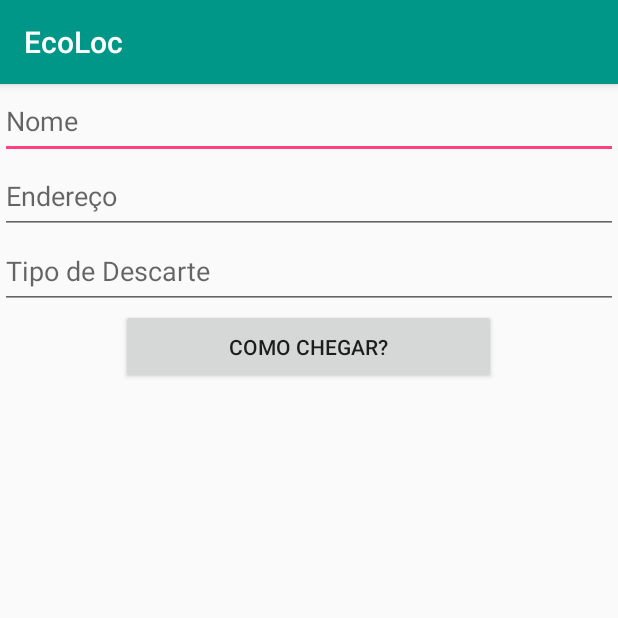
After one commit to FabricaAppU9/EcoLoc, an Android app: the InfoEnderecoActivity screen opened directly, with no data from a screen before it, on a phone screen of 412 x 824 dp, the top half of it. The commit adds this screen. Run offline under Robolectric (Android 15) with nearby library versions, the phone set to English and light mode, and no system bars.

Commit message:
Adicionado Activity de Visualização de dados do ponto

```diff
--- a/app/build.gradle
+++ b/app/build.gradle
@@ -37,6 +37,8 @@ dependencies {
 
 
 
+
+
 configurations.all {
     resolutionStrategy.eachDependency { DependencyResolveDetails details ->
         def requested = details.requested
--- a/app/src/main/AndroidManifest.xml
+++ b/app/src/main/AndroidManifest.xml
@@ -39,6 +39,7 @@
             android:value="AIzaSyC9iV62h0a9pKjUnHg2Fksin4C3a_YpDgs" />
         <!-- Maps -->
 
+        <activity android:name=".InfoEnderecoActivity"></activity>
     </application>
 
 </manifest>
--- /dev/null
+++ b/app/src/main/java/br/com/fabappu9/ecoloc/InfoEnderecoActivity.java
@@ -0,0 +1,36 @@
+package br.com.fabappu9.ecoloc;
+
+import android.content.Intent;
+import android.support.v7.app.AppCompatActivity;
+import android.os.Bundle;
+import android.util.Log;
+import android.widget.EditText;
+
+public class InfoEnderecoActivity extends AppCompatActivity {
+
+
+    private static final String TAG = "InfoEnderecoActivity";
+    EditText endereco;
+
+    @Override
+    protected void onCreate(Bundle savedInstanceState) {
+        super.onCreate(savedInstanceState);
+        setContentView(R.layout.activity_info_endereco);
+
+        Intent intent = getIntent();
+
+        if (intent != null){
+            Bundle params = intent.getExtras();
+            if(params != null){
+               String latlng =  params.getString("Latitude") + params.getString("Longitude");
+                endereco  = (EditText) findViewById(R.id.editTxtEndereco);
+                endereco.setText(latlng);
+
+               Log.d(TAG, "onCreate: " + latlng);
+
+            }
+        }
+
+
+    }
+}
--- /dev/null
+++ b/app/src/main/res/layout/activity_info_endereco.xml
@@ -0,0 +1,29 @@
+<?xml version="1.0" encoding="utf-8"?>
+<LinearLayout xmlns:android="http://schemas.android.com/apk/res/android"
+    xmlns:app="http://schemas.android.com/apk/res-auto"
+    xmlns:tools="http://schemas.android.com/tools"
+    android:layout_width="match_parent"
+    android:layout_height="match_parent"
+    android:orientation="vertical"
+    tools:context="br.com.fabappu9.ecoloc.InfoEnderecoActivity">
+
+    <EditText
+        android:layout_width="match_parent"
+        android:layout_height="50dp"
+        android:hint="Nome"/>
+    <EditText
+        android:layout_width="match_parent"
+        android:layout_height="50dp"
+        android:hint="Endereço"
+        android:id="@+id/editTxtEndereco"/>
+    <EditText
+        android:layout_width="match_parent"
+        android:layout_height="50dp"
+        android:hint="Tipo de Descarte"/>
+    <Button
+        android:layout_width="250dp"
+        android:layout_height="50dp"
+        android:text="Como chegar?"
+        android:layout_gravity="center"/>
+
+</LinearLayout>
```
Also changed, not shown: app/src/main/java/br/com/fabappu9/ecoloc/MapaFragment.java (+21 -5 lines), 26 other files.
